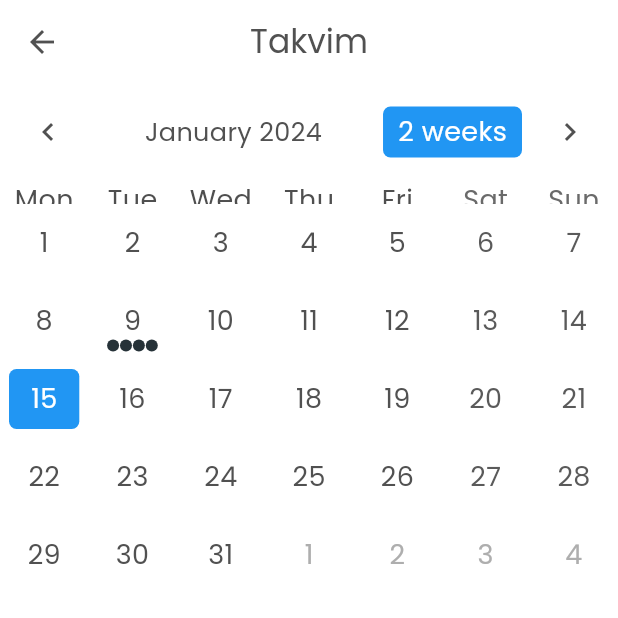
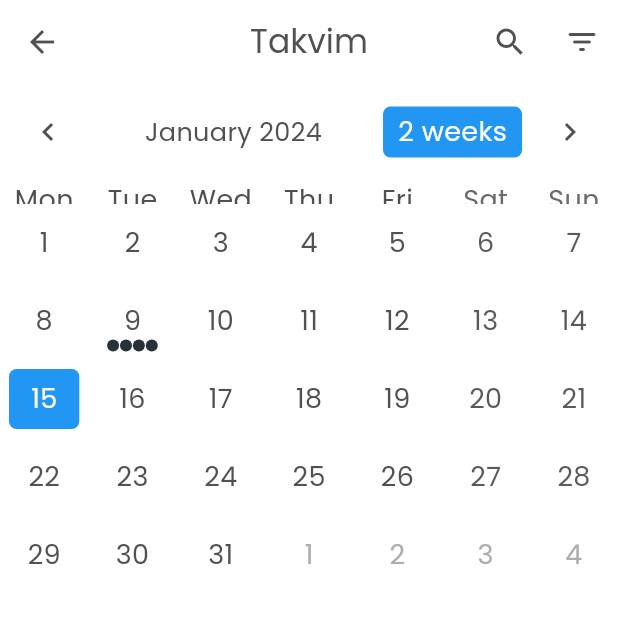
Before and after one commit to cebrailkeskindag/tobetoApp, a Flutter app: the EditScreen screen opened directly, in the side drawer, after a tap on "Takvim", on a phone screen of 412 x 824 dp, the top half of it. Run offline on Flutter 3.47's test engine with Material 3 defaults, Android fonts, the light colour scheme and no system bars; drawn by our look-alikes of table_calendar; our stand-ins replace flutter_social_button, google_fonts; missing offline and left inert: fab_circular_menu_plus.

Commit message:
takvim listesi düzenlendi

```diff
--- a/lib/datas/datas.dart
+++ b/lib/datas/datas.dart
@@ -139,34 +139,55 @@ const examList = [
 List<CalendarModel> educationList = [
   CalendarModel(
       id: "1",
-      title: 'Örnek Etkinlik 4',
+      title: 'Mobil',
       date: DateTime.parse('2024-01-09'),
       hour: 09,
+      minute: 00,
+      author: "Halit Enes Kalaycı"),
+  CalendarModel(
+      id: "2",
+      title: '.Net',
+      date: DateTime.parse('2024-01-09'),
+      hour: 10,
+      minute: 45,
+      author: "Engin Demiroğ"),
+  CalendarModel(
+      id: "3",
+      title: 'Mentor',
+      date: DateTime.parse('2024-01-09'),
+      hour: 12,
+      minute: 30,
+      author: "Kader Yavuz"),
+  CalendarModel(
+      id: "4",
+      title: 'Java',
+      date: DateTime.parse('2024-01-09'),
+      hour: 13,
+      minute: 30,
+      author: "Ahmet Çetinkaya"),
+  CalendarModel(
+      id: "5",
+      title: 'İş Analisti',
+      date: DateTime.parse('2024-01-09'),
+      hour: 13,
       minute: 45,
       author: "Ahmet Çetinkaya"),
   CalendarModel(
-      id: "2",
+      id: "6",
       title: 'Örnek Etkinlik 5',
       date: DateTime.parse('2024-01-09'),
       hour: 09,
       minute: 30,
       author: "Ahmet Çetinkaya"),
   CalendarModel(
-      id: "2",
-      title: 'Örnek Etkinlik 5',
+      id: "7",
+      title: 'Örnek Etkinlik 6',
       date: DateTime.parse('2024-01-09'),
       hour: 09,
       minute: 30,
       author: "Ahmet Çetinkaya"),
   CalendarModel(
-      id: "2",
-      title: 'Örnek Etkinlik 5',
-      date: DateTime.parse('2024-01-09'),
-      hour: 09,
-      minute: 30,
-      author: "Ahmet Çetinkaya"),
-  CalendarModel(
-    id: "3",
+    id: "8",
     title: 'Mobile',
     date: DateTime.parse('2024-02-09'),
     hour: 14,
--- a/lib/screen/calendar_screen.dart
+++ b/lib/screen/calendar_screen.dart
@@ -3,7 +3,15 @@ import 'package:table_calendar/table_calendar.dart';
 import 'package:tobetoapp/datas/datas.dart';
 import 'package:tobetoapp/models/calendar_model.dart';
 
+bool aramaYapiliyorMu = false;
+
+Future<void> ara(String aramaKelimesi) async {
+  print("Ara : $aramaKelimesi");
+}
+
 class CalendarScreen extends StatefulWidget {
+  const CalendarScreen({super.key});
+
   @override
   _CalendarScreenState createState() => _CalendarScreenState();
 }
@@ -14,7 +22,7 @@ class _CalendarScreenState extends State<CalendarScreen> {
   DateTime selectedDay = DateTime.now();
   DateTime focusedDay = DateTime.now();
 
-  TextEditingController _eventController = TextEditingController();
+  final TextEditingController _eventController = TextEditingController();
 
   @override
   void initState() {
@@ -36,11 +44,36 @@ class _CalendarScreenState extends State<CalendarScreen> {
   Widget build(BuildContext context) {
     return Scaffold(
       appBar: AppBar(
-        title: const Text("Takvim"),
+        title: aramaYapiliyorMu
+            ? TextField(
+                decoration: const InputDecoration(hintText: "Eğitim Arayın.."),
+                onChanged: (aramaSonucu) {
+                  ara(aramaSonucu);
+                },
+              )
+            : const Text("Takvim"),
+        actions: [
+          aramaYapiliyorMu
+              ? IconButton(
+                  onPressed: () {
+                    setState(() {
+                      aramaYapiliyorMu = false;
+                    });
+                  },
+                  icon: const Icon(Icons.clear))
+              : IconButton(
+                  onPressed: () {
+                    setState(() {
+                      aramaYapiliyorMu = true;
+                    });
+                  },
+                  icon: const Icon(Icons.search)),
+          IconButton(
+              onPressed: () {}, icon: const Icon(Icons.filter_list_rounded))
+        ],
         centerTitle: true,
       ),
-      body: SingleChildScrollView(
-        child: Column(
+      body: Column(
         children: [
           TableCalendar(
             focusedDay: selectedDay,
@@ -98,22 +131,69 @@ class _CalendarScreenState extends State<CalendarScreen> {
               ),
             ),
           ),
-            ..._getEventsfromDay(selectedDay)
+          Expanded(
+            child: SingleChildScrollView(
+              child: Column(
+                children: _getEventsfromDay(selectedDay)
                     .map((CalendarModel event) => Padding(
                           padding: const EdgeInsets.all(8.0),
                           child: Card(
+                            child: Padding(
+                              padding: const EdgeInsets.all(12.0),
+                              child: Row(
+                                mainAxisAlignment:
+                                    MainAxisAlignment.spaceBetween,
+                                children: [
+                                  Expanded(
                                     child: Column(
+                                      crossAxisAlignment:
+                                          CrossAxisAlignment.start,
                                       children: [
-                            Text(event.title),
-                            Text(event.author),
                                         Text(
-                                '${event.date.day.toString().padLeft(2, "0")}.${event.date.month.toString().padLeft(2, "0")}.${event.date.year} - ${event.hour.toString().padLeft(2, "0")}:${event.minute.toString().padLeft(2, "0")}'),
+                                          event.title,
+                                          style: const TextStyle(
+                                            fontSize: 18,
+                                            fontWeight: FontWeight.bold,
+                                          ),
+                                        ),
+                                        const SizedBox(height: 8),
+                                        Text(
+                                          'Eğitmen: ${event.author}',
+                                          style: const TextStyle(
+                                            fontSize: 14,
+                                          ),
+                                        ),
                                       ],
                                     ),
                                   ),
-                    )),
+                                  Column(
+                                    crossAxisAlignment: CrossAxisAlignment.end,
+                                    children: [
+                                      Text(
+                                        '${event.date.day.toString().padLeft(2, "0")}.${event.date.month.toString().padLeft(2, "0")}.${event.date.year}',
+                                        style: const TextStyle(
+                                          fontSize: 14,
+                                        ),
+                                      ),
+                                      const SizedBox(height: 8),
+                                      Text(
+                                        '${event.hour.toString().padLeft(2, "0")}:${event.minute.toString().padLeft(2, "0")}',
+                                        style: const TextStyle(
+                                          fontSize: 14,
+                                        ),
+                                      ),
                                     ],
                                   ),
+                                ],
+                              ),
+                            ),
+                          ),
+                        ))
+                    .toList(),
+              ),
+            ),
+          ),
+        ],
       ),
     );
   }
--- a/lib/widgets/profile/edit/personal_edit.dart
+++ b/lib/widgets/profile/edit/personal_edit.dart
@@ -80,7 +80,7 @@ class _PersonalEditState extends State<PersonalEdit> {
               ),
               TextField(
                 decoration: InputDecoration(
-                  labelText: "Doğum Tarihiniz",
+                 // labelText: "Doğum Tarihiniz",
                   hintText: selectedDate != null
                       ? "${selectedDate!.toLocal().day}/${selectedDate!.toLocal().month}/${selectedDate!.toLocal().year}"
                       : "Tarih Seçin",
```
Lines whose indentation alone changed are shown as unchanged.
